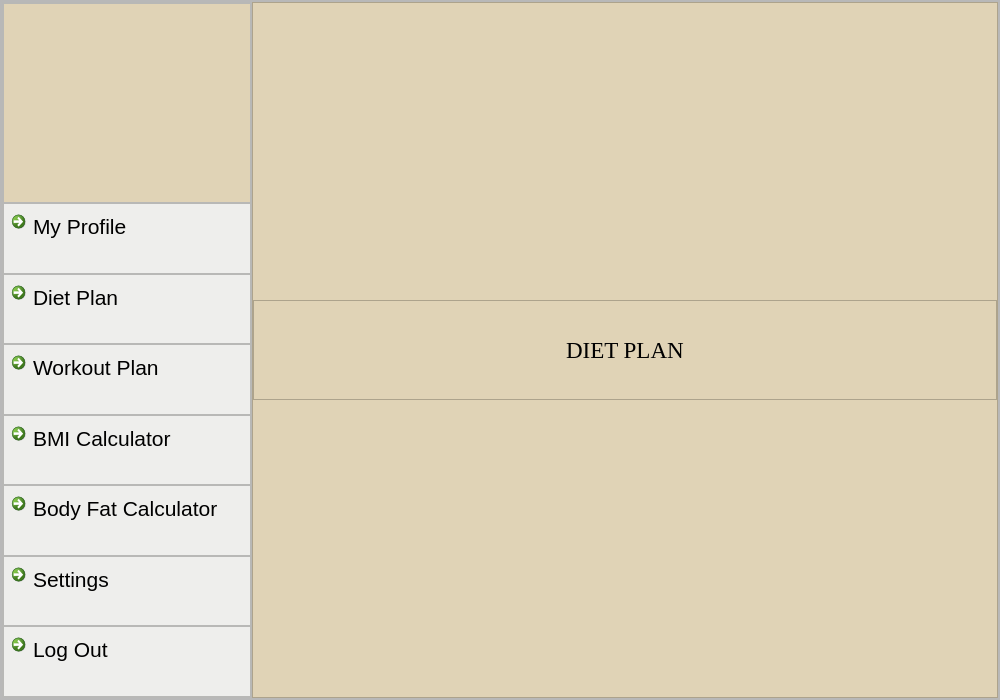
Above: dietplan.ui from skidgefries/rightmeal before the change. Below: the same form after it.
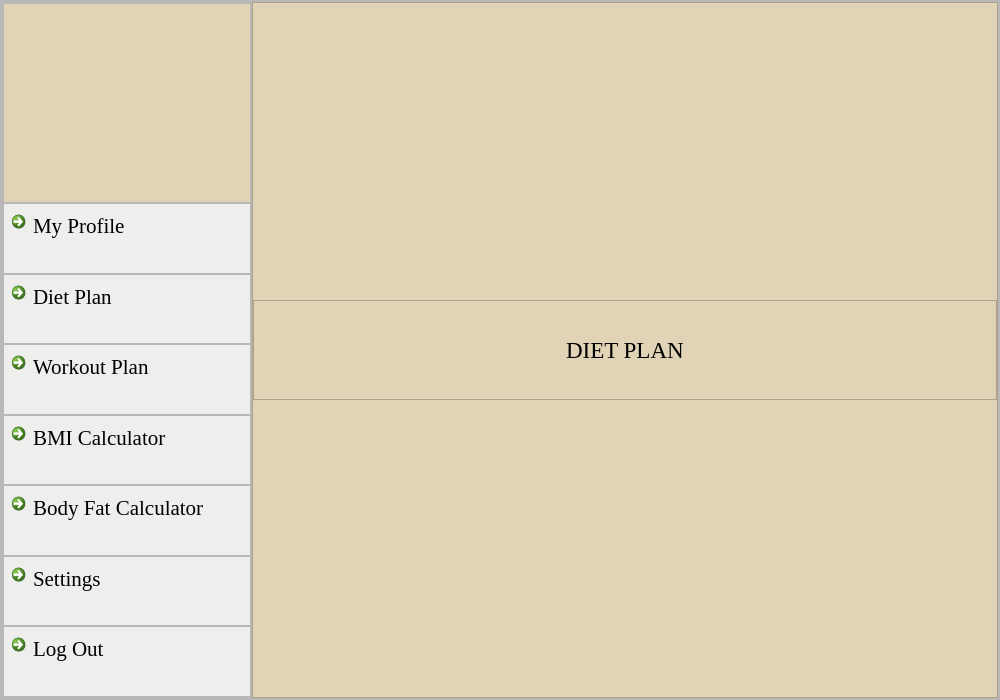
That is the form after the change. Icons and pictures are not drawn.

```diff
--- a/dietplan.ui
+++ b/dietplan.ui
@@ -206,7 +206,7 @@
                 <widget class="QCommandLinkButton" name="commandLinkButton_6">
                  <property name="font">
                   <font>
-                   <family>Segoe UI</family>
+                   <family>Times New Roman</family>
                    <pointsize>16</pointsize>
                    <bold>false</bold>
                   </font>
@@ -247,7 +247,7 @@
                 <widget class="QCommandLinkButton" name="commandLinkButton_21">
                  <property name="font">
                   <font>
-                   <family>Segoe UI</family>
+                   <family>Times New Roman</family>
                    <pointsize>16</pointsize>
                    <bold>false</bold>
                   </font>
@@ -288,7 +288,7 @@
                 <widget class="QCommandLinkButton" name="commandLinkButton_22">
                  <property name="font">
                   <font>
-                   <family>Segoe UI</family>
+                   <family>Times New Roman</family>
                    <pointsize>16</pointsize>
                    <bold>false</bold>
                   </font>
@@ -329,7 +329,7 @@
                 <widget class="QCommandLinkButton" name="commandLinkButton_23">
                  <property name="font">
                   <font>
-                   <family>Segoe UI</family>
+                   <family>Times New Roman</family>
                    <pointsize>16</pointsize>
                    <bold>false</bold>
                   </font>
@@ -370,7 +370,7 @@
                 <widget class="QCommandLinkButton" name="commandLinkButton_24">
                  <property name="font">
                   <font>
-                   <family>Segoe UI</family>
+                   <family>Times New Roman</family>
                    <pointsize>16</pointsize>
                    <bold>false</bold>
                   </font>
@@ -411,7 +411,7 @@
                 <widget class="QCommandLinkButton" name="commandLinkButton_25">
                  <property name="font">
                   <font>
-                   <family>Segoe UI</family>
+                   <family>Times New Roman</family>
                    <pointsize>16</pointsize>
                    <bold>false</bold>
                   </font>
@@ -452,7 +452,7 @@
                 <widget class="QCommandLinkButton" name="commandLinkButton_26">
                  <property name="font">
                   <font>
-                   <family>Segoe UI</family>
+                   <family>Times New Roman</family>
                    <pointsize>16</pointsize>
                    <bold>false</bold>
                   </font>
```
